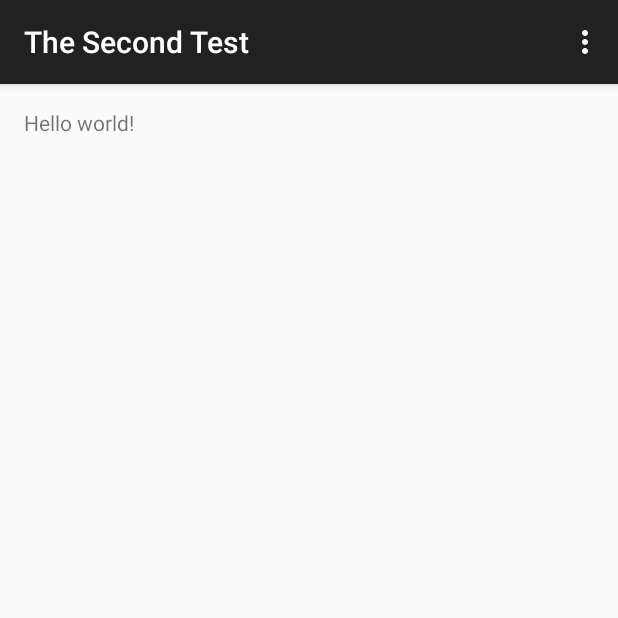
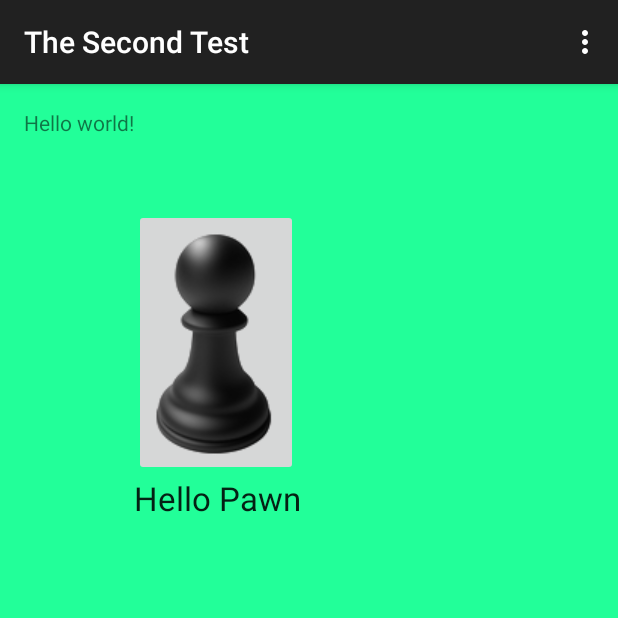
Before and after one commit to MishaT/Andro, an Android app: the screen it shows after launch (MainActivity), in the options menu, after a tap on "Settings", on a phone screen of 412 x 824 dp, the top half of it. Run offline under Robolectric (Android 15) with nearby library versions, the phone set to English and light mode, and no system bars.

Commit message:
added button

```diff
--- a/TheSecondTest/app/src/main/java/com/example/misha/thesecondtest/MainActivity.java
+++ b/TheSecondTest/app/src/main/java/com/example/misha/thesecondtest/MainActivity.java
@@ -4,14 +4,19 @@ import android.support.v7.app.ActionBarActivity;
 import android.os.Bundle;
 import android.view.Menu;
 import android.view.MenuItem;
+import android.view.View;
+import android.widget.TextView;
 
 
 public class MainActivity extends ActionBarActivity {
+
+    private TextView mPawnText;
 
     @Override
     protected void onCreate(Bundle savedInstanceState) {
         super.onCreate(savedInstanceState);
         setContentView(R.layout.activity_main);
+        mPawnText = (TextView)findViewById(R.id.textView2);
     }
 
     @Override
@@ -35,4 +40,9 @@ public class MainActivity extends ActionBarActivity {
 
         return super.onOptionsItemSelected(item);
     }
+
+
+    public void onPawnClick(View view) {
+        mPawnText.setText("Hello Pawn");
+    }
 }
--- a/TheSecondTest/app/src/main/res/layout/activity_main.xml
+++ b/TheSecondTest/app/src/main/res/layout/activity_main.xml
@@ -3,9 +3,32 @@
     android:layout_height="match_parent" android:paddingLeft="@dimen/activity_horizontal_margin"
     android:paddingRight="@dimen/activity_horizontal_margin"
     android:paddingTop="@dimen/activity_vertical_margin"
-    android:paddingBottom="@dimen/activity_vertical_margin" tools:context=".MainActivity">
+    android:paddingBottom="@dimen/activity_vertical_margin" tools:context=".MainActivity"
+    android:background="@color/background_color">
 
     <TextView android:text="@string/hello_world" android:layout_width="wrap_content"
-        android:layout_height="wrap_content" />
+        android:layout_height="wrap_content"
+        android:id="@+id/textView" />
+
+    <ImageButton
+        android:layout_width="wrap_content"
+        android:layout_height="wrap_content"
+        android:id="@+id/imageButton"
+        android:src="@drawable/pawn"
+        android:layout_below="@+id/textView"
+        android:layout_toRightOf="@+id/textView"
+        android:layout_toEndOf="@+id/textView"
+        android:layout_marginTop="48dp"
+        android:onClick="onPawnClick" />
+
+    <TextView
+        android:layout_width="wrap_content"
+        android:layout_height="wrap_content"
+        android:textAppearance="?android:attr/textAppearanceLarge"
+        android:id="@+id/textView2"
+        android:layout_below="@+id/imageButton"
+        android:layout_alignLeft="@+id/imageButton"
+        android:layout_alignStart="@+id/imageButton"
+        android:text="@string/InitialText" />
 
 </RelativeLayout>
--- /dev/null
+++ b/TheSecondTest/app/src/main/res/values/colors.xml
@@ -0,0 +1,4 @@
+<?xml version="1.0" encoding="utf-8"?>
+<resources>
+    <color name="background_color">#FF22FF99</color>
+</resources>
--- a/TheSecondTest/app/src/main/res/values/strings.xml
+++ b/TheSecondTest/app/src/main/res/values/strings.xml
@@ -3,4 +3,5 @@
 
     <string name="hello_world">Hello world!</string>
     <string name="action_settings">Settings</string>
+    <string name="InitialText">empty</string>
 </resources>
```
Also changed, not shown: TheSecondTest/app/src/main/res/drawable/pawn.png (added), 1 other file.
